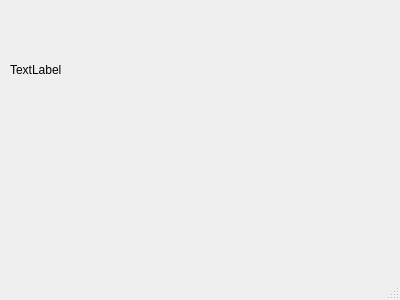
deadcast2/HABIL, file QtLora/mainwindow.ui: the form before one commit.
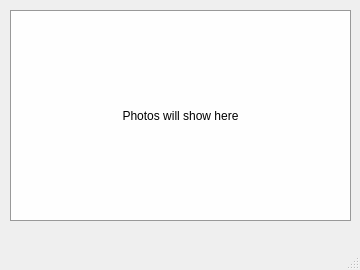
The form after the commit.

Patch:
```diff
--- a/QtLora/mainwindow.ui
+++ b/QtLora/mainwindow.ui
@@ -6,10 +6,16 @@
    <rect>
     <x>0</x>
     <y>0</y>
-    <width>400</width>
-    <height>300</height>
+    <width>360</width>
+    <height>270</height>
    </rect>
   </property>
+  <property name="maximumSize">
+   <size>
+    <width>400</width>
+    <height>270</height>
+   </size>
+  </property>
   <property name="windowTitle">
    <string>QtLora</string>
   </property>
@@ -19,12 +25,27 @@
      <rect>
       <x>10</x>
       <y>10</y>
-      <width>160</width>
-      <height>120</height>
+      <width>341</width>
+      <height>211</height>
      </rect>
     </property>
+    <property name="font">
+     <font>
+      <weight>50</weight>
+      <italic>false</italic>
+      <bold>false</bold>
+      <underline>false</underline>
+      <kerning>true</kerning>
+     </font>
+    </property>
+    <property name="styleSheet">
+     <string notr="true">QLabel { background-color:#fefefe; border:1px solid #999; }</string>
+    </property>
     <property name="text">
-     <string>TextLabel</string>
+     <string>Photos will show here</string>
+    </property>
+    <property name="alignment">
+     <set>Qt::AlignCenter</set>
     </property>
    </widget>
   </widget>
```
Left out of the diff: 2 changed lines with no effect on the pictures.
